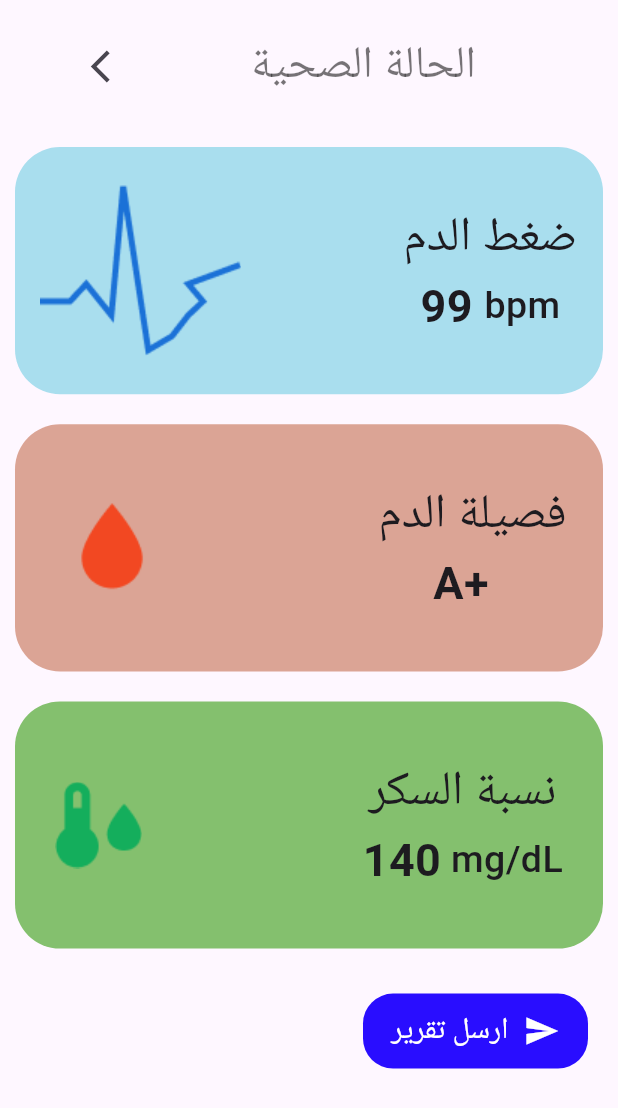
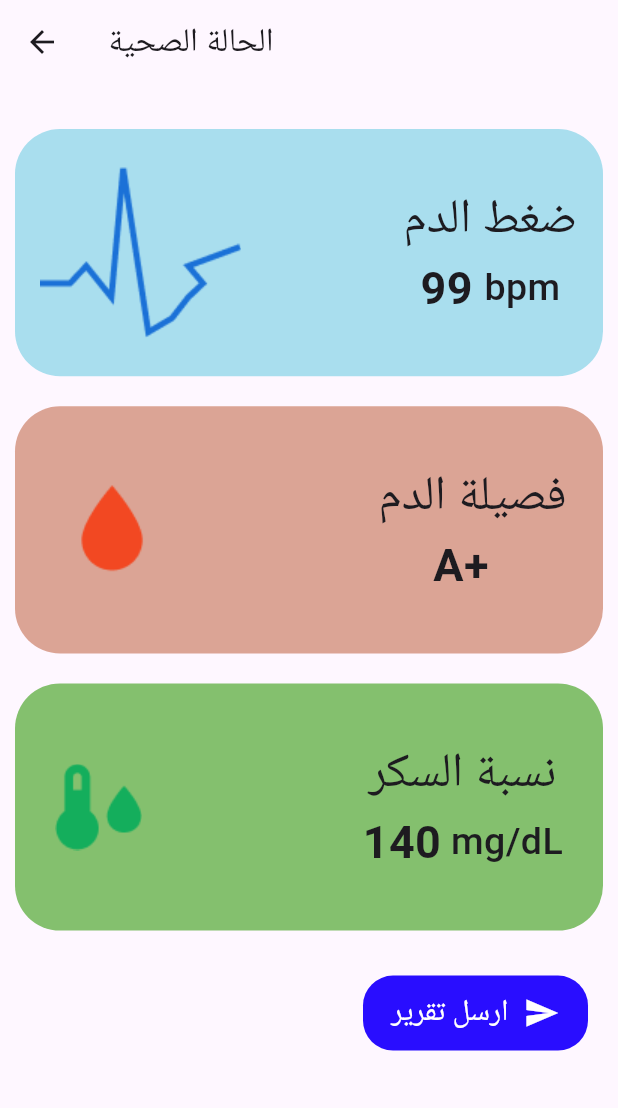
Before and after one commit to ahmedas3d/Elderly-Care-App, a Flutter app: the Carestate screen opened directly, on a phone screen of 412 x 824 dp. Shown: the top 1108 px of the screen. Run offline on Flutter 3.47's test engine with Material 3 defaults, Android fonts, the phone set to English and light mode, and no system bars; our stand-ins replace flutter_svg, font_awesome_flutter, persistent_bottom_nav_bar_v2; Roboto replaces fonts that are missing (tajawal).

```diff
--- a/lib/carestate/screens/carestate.dart
+++ b/lib/carestate/screens/carestate.dart
@@ -8,44 +8,15 @@ class Carestate extends StatelessWidget {
   @override
   Widget build(BuildContext context) {
     return Scaffold(
+      appBar: AppBar(
+        title: const Text(
+          "الحالة الصحية",
+        ),
+      ),
       body: SafeArea(
           child: SingleChildScrollView(
         child: Column(
           children: [
-            const SizedBox(
-              width: double.infinity,
-              height: 20,
-            ),
-            Row(
-              children: [
-                Expanded(
-                  flex: 3,
-                  child: IconButton(
-                    onPressed: () {
-                      Navigator.pop(context);
-                    },
-                    icon: const Icon(
-                      Icons.arrow_back_ios,
-                      size: 26,
-                    ),
-                  ),
-                ),
-                const SizedBox(
-                  width: 20,
-                ),
-                const Expanded(
-                  flex: 5,
-                  child: const Text(
-                    "الحالة الصحية",
-                    style: TextStyle(
-                      fontSize: 30,
-                      color: Color.fromARGB(137, 0, 0, 0),
-                      fontWeight: FontWeight.w300,
-                    ),
-                  ),
-                ),
-              ],
-            ),
             const SizedBox(
               width: double.infinity,
               height: 20,
```
Also changed, not shown: lib/HomePage/screens/home_page.dart (+8 -2 lines), lib/TimeforMedicine/Time for Medicine.dart (+6 -28 lines), lib/serviecse/Entertainmentservices/Entertainmentservices.dart (deleted, +0 -69 lines), lib/serviecse/Entertainmentservices/screens/Entertainmentservices.dart (added, +55 -0 lines), lib/serviecse/Entertainmentservices/widget/EntertainmentServiceItem.dart (added, +22 -0 lines), lib/serviecse/SocialServices/screens/SocialServices.dart (added, +34 -0 lines), lib/serviecse/SocialServices/widgets/socialwidget.dart (added, +26 -0 lines).
